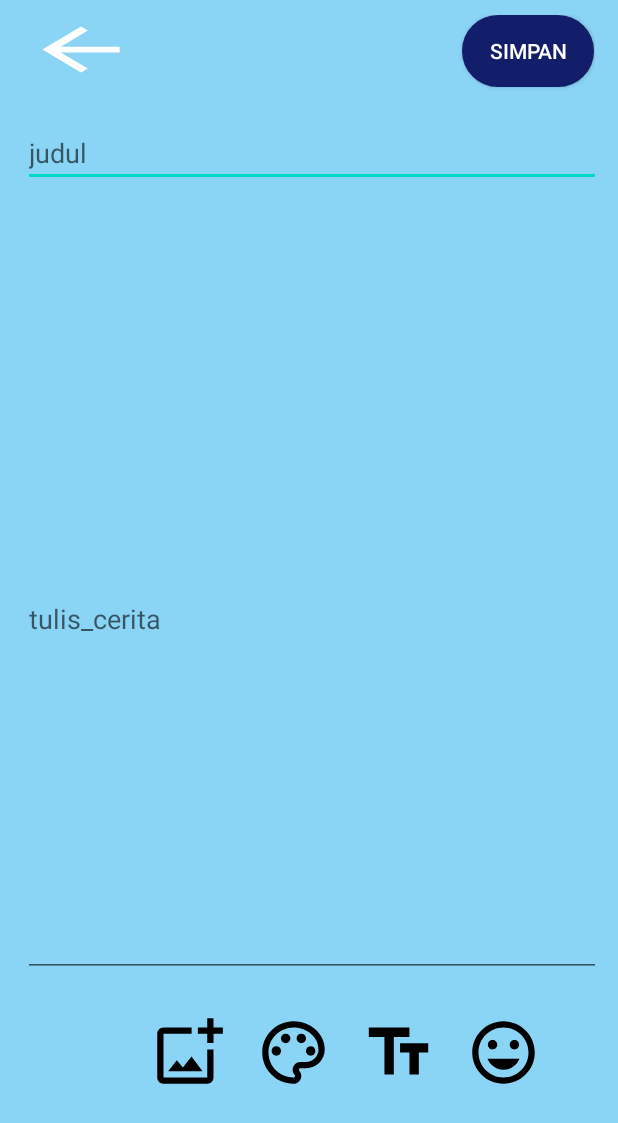
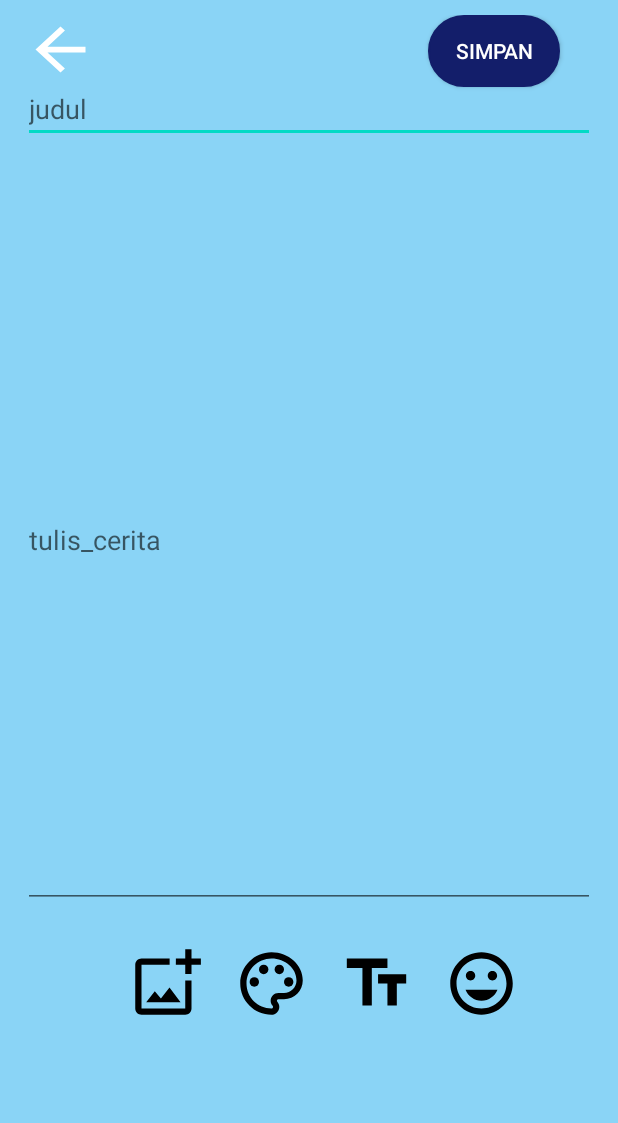
Before and after one commit to asbiqalalawi/SecretDiary, an Android app: the layout activity_story.xml on its own in the app's theme, with its tools: preview values and no code run, on a phone screen of 412 x 824 dp. Shown: the top 1123 px of the screen. Run offline under Robolectric (Android 15) with nearby library versions, the phone set to English and light mode, and no system bars.

Commit message:
Update activity_story.xml

```diff
--- a/app/src/main/res/layout/activity_story.xml
+++ b/app/src/main/res/layout/activity_story.xml
@@ -1,5 +1,5 @@
 <?xml version="1.0" encoding="utf-8"?>
-<androidx.constraintlayout.widget.ConstraintLayout xmlns:android="http://schemas.android.com/apk/res/android"
+<RelativeLayout xmlns:android="http://schemas.android.com/apk/res/android"
     xmlns:app="http://schemas.android.com/apk/res-auto"
     xmlns:tools="http://schemas.android.com/tools"
     android:layout_width="match_parent"
@@ -20,8 +20,8 @@
         tools:ignore="MissingConstraints">
 
         <androidx.appcompat.widget.AppCompatButton
-            android:id="@+id/img_kembali"
-            android:layout_width="77dp"
+            android:id="@+id/btn_kembali"
+            android:layout_width="50dp"
             android:layout_height="46dp"
             android:layout_gravity="left"
             android:background="@drawable/ic_arrow_back_white_18dp"
@@ -31,7 +31,7 @@
             android:id="@+id/btn_simpanCerita"
             android:layout_width="wrap_content"
             android:layout_height="wrap_content"
-            android:layout_marginStart="215dp"
+            android:layout_marginStart="220dp"
             android:background="@drawable/button"
             android:text="@string/simpan"
             android:textColor="#FFFFFF" />
@@ -50,7 +50,7 @@
             android:id="@+id/et_editJudul"
             android:layout_width="match_parent"
             android:layout_height="wrap_content"
-            android:layout_marginVertical="49dp"
+            android:layout_marginVertical="20dp"
             android:hint="@string/judul"
             android:inputType="text"
             tools:ignore="MissingConstraints" />
@@ -58,7 +58,7 @@
         <androidx.appcompat.widget.AppCompatEditText
             android:id="@+id/et_editCerita"
             android:layout_width="match_parent"
-            android:layout_height="477dp"
+            android:layout_height="490dp"
             android:hint="@string/tulis_cerita"
             android:inputType="text" />
 
@@ -102,4 +102,4 @@
 
 
 
-</androidx.constraintlayout.widget.ConstraintLayout>
+</RelativeLayout>
```
